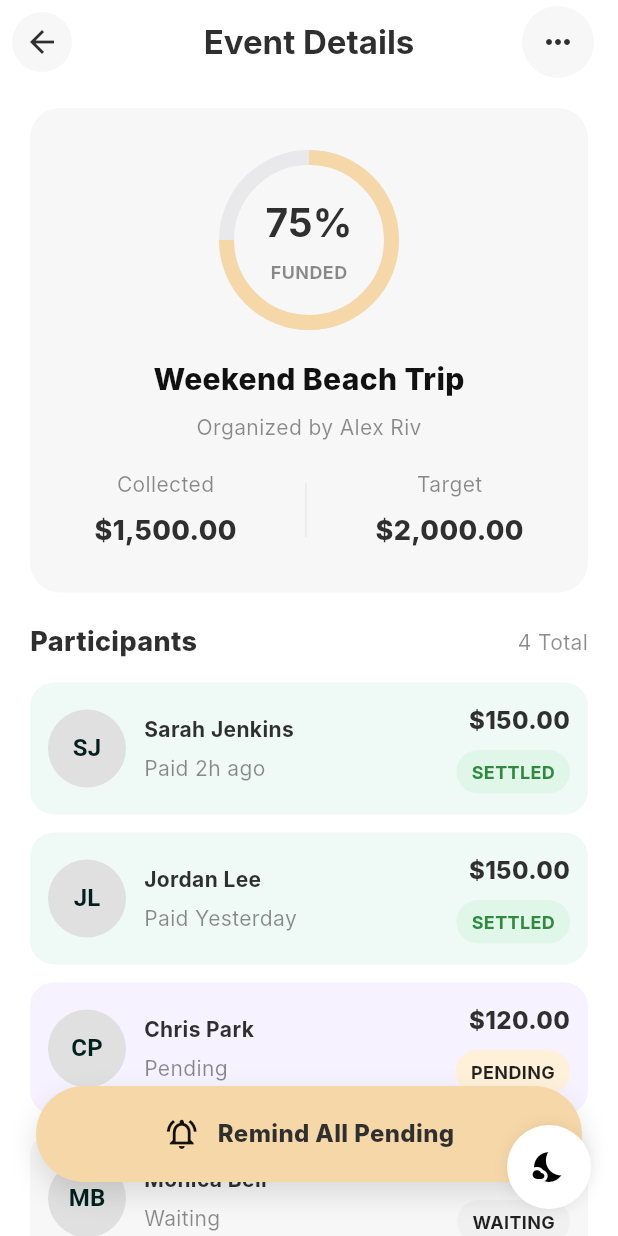
After one commit to akashvadh12/Split-Money, a Flutter app: the WalletEventDetailsScreen screen opened directly, on a phone screen of 412 x 824 dp. The commit adds this screen. Run offline on Flutter 3.47's test engine with Material 3 defaults, Android fonts, the phone set to English and light mode, and no system bars; our stand-ins replace animated_notch_bottom_bar, connectivity_plus, get, lottie, shared_preferences, smooth_page_indicator; accounts and stored records are empty; network calls fail; Roboto replaces fonts that are missing (Inter).

Commit message:
feat: Refactor wallet event management; remove WalletEventBreakdown and WalletEventController, add WalletEventDetails and WalletEventBreakdownScreen

```diff
--- a/lib/app/modules/wallet/wallet_controller.dart
+++ b/lib/app/modules/wallet/wallet_controller.dart
@@ -1,6 +1,6 @@
 import 'package:flutter/material.dart';
 import 'package:get/get.dart';
-import 'package:split_money/app/modules/wallet/wallet_event_breakdown.dart';
+import 'package:split_money/app/modules/wallet/wallet_event_history/wallet_event_breakdown.dart';
 
 // Controller
 class WalletController extends GetxController {
--- /dev/null
+++ b/lib/app/modules/wallet/wallet_event_details.dart
@@ -0,0 +1,395 @@
+import 'package:flutter/material.dart';
+import 'package:get/get.dart';
+import 'wallet_event_details_controller.dart';
+
+class WalletEventDetailsScreen extends StatelessWidget {
+  const WalletEventDetailsScreen({Key? key}) : super(key: key);
+
+  @override
+  Widget build(BuildContext context) {
+    final c = Get.put(WalletEventDetailsController());
+
+    return Scaffold(
+      backgroundColor: Colors.white,
+      appBar: AppBar(
+        backgroundColor: Colors.white,
+        elevation: 0,
+        leading: Padding(
+          padding: const EdgeInsets.all(8.0),
+          child: Container(
+            decoration: BoxDecoration(
+              color: const Color(0xFFF7F7F7),
+              shape: BoxShape.circle,
+            ),
+            child: IconButton(
+              icon: const Icon(Icons.arrow_back, color: Color(0xFF2F2F2F)),
+              onPressed: () => Navigator.of(context).maybePop(),
+            ),
+          ),
+        ),
+        centerTitle: true,
+        title: const Text(
+          'Event Details',
+          style: TextStyle(
+            color: Color(0xFF2F2F2F),
+            fontWeight: FontWeight.w700,
+          ),
+        ),
+        actions: [
+          Padding(
+            padding: const EdgeInsets.only(right: 16.0),
+            child: Container(
+              decoration: BoxDecoration(
+                color: const Color(0xFFF7F7F7),
+                shape: BoxShape.circle,
+              ),
+              child: IconButton(
+                onPressed: () {},
+                icon: const Icon(Icons.more_horiz, color: Color(0xFF2F2F2F)),
+              ),
+            ),
+          ),
+        ],
+      ),
+      body: Stack(
+        children: [
+          SafeArea(
+            child: SingleChildScrollView(
+              padding: const EdgeInsets.symmetric(horizontal: 20, vertical: 16),
+              child: Column(
+                crossAxisAlignment: CrossAxisAlignment.start,
+                children: [
+                  // Top Card
+                  Container(
+                    width: double.infinity,
+                    padding: const EdgeInsets.symmetric(
+                      vertical: 28,
+                      horizontal: 20,
+                    ),
+                    decoration: BoxDecoration(
+                      color: const Color(0xFFF7F7F8),
+                      borderRadius: BorderRadius.circular(20),
+                    ),
+                    child: Column(
+                      children: [
+                        // Circular progress
+                        SizedBox(
+                          height: 120,
+                          child: Stack(
+                            alignment: Alignment.center,
+                            children: [
+                              SizedBox(
+                                width: 110,
+                                height: 110,
+                                child: CircularProgressIndicator(
+                                  value: c.percent,
+                                  strokeWidth: 10,
+                                  backgroundColor: const Color(0xFFE9E9EB),
+                                  valueColor: AlwaysStoppedAnimation(
+                                    const Color(0xFFF6D7A8),
+                                  ),
+                                ),
+                              ),
+                              Obx(
+                                () => Column(
+                                  mainAxisSize: MainAxisSize.min,
+                                  children: [
+                                    Text(
+                                      '${(c.percent * 100).round()}%',
+                                      style: const TextStyle(
+                                        fontSize: 26,
+                                        fontWeight: FontWeight.bold,
+                                        color: Color(0xFF2F2F2F),
+                                      ),
+                                    ),
+                                    const SizedBox(height: 6),
+                                    Text(
+                                      'FUNDED',
+                                      style: TextStyle(
+                                        fontSize: 12,
+                                        color: Colors.black.withOpacity(0.45),
+                                        fontWeight: FontWeight.w700,
+                                      ),
+                                    ),
+                                  ],
+                                ),
+                              ),
+                            ],
+                          ),
+                        ),
+                        const SizedBox(height: 18),
+                        Obx(
+                          () => Column(
+                            children: [
+                              Text(
+                                c.title.value,
+                                style: const TextStyle(
+                                  fontSize: 20,
+                                  fontWeight: FontWeight.w800,
+                                  color: Color(0xFF111111),
+                                ),
+                              ),
+                              const SizedBox(height: 8),
+                              Text(
+                                c.organizer.value,
+                                style: TextStyle(
+                                  fontSize: 14,
+                                  color: Colors.black.withOpacity(0.45),
+                                ),
+                              ),
+                              const SizedBox(height: 18),
+                              Row(
+                                mainAxisAlignment:
+                                    MainAxisAlignment.spaceAround,
+                                children: [
+                                  Column(
+                                    children: [
+                                      Text(
+                                        'Collected',
+                                        style: TextStyle(
+                                          color: Colors.black.withOpacity(0.45),
+                                        ),
+                                      ),
+                                      const SizedBox(height: 8),
+                                      Text(
+                                        '\$${_fmt(c.collected.value)}',
+                                        style: const TextStyle(
+                                          fontSize: 18,
+                                          fontWeight: FontWeight.w800,
+                                        ),
+                                      ),
+                                    ],
+                                  ),
+                                  Container(
+                                    width: 1,
+                                    height: 36,
+                                    color: Colors.black.withOpacity(0.06),
+                                  ),
+                                  Column(
+                                    children: [
+                                      Text(
+                                        'Target',
+                                        style: TextStyle(
+                                          color: Colors.black.withOpacity(0.45),
+                                        ),
+                                      ),
+                                      const SizedBox(height: 8),
+                                      Text(
+                                        '\$${_fmt(c.target.value)}',
+                                        style: const TextStyle(
+                                          fontSize: 18,
+                                          fontWeight: FontWeight.w800,
+                                        ),
+                                      ),
+                                    ],
+                                  ),
+                                ],
+                              ),
+                            ],
+                          ),
+                        ),
+                      ],
+                    ),
+                  ),
+
+                  const SizedBox(height: 20),
+                  // Participants header
+                  Row(
+                    mainAxisAlignment: MainAxisAlignment.spaceBetween,
+                    children: [
+                      const Text(
+                        'Participants',
+                        style: TextStyle(
+                          fontSize: 18,
+                          fontWeight: FontWeight.w800,
+                        ),
+                      ),
+                      Text(
+                        '${c.participants.length} Total',
+                        style: TextStyle(color: Colors.black.withOpacity(0.45)),
+                      ),
+                    ],
+                  ),
+                  const SizedBox(height: 14),
+
+                  // Participant list
+                  Column(
+                    children: List.generate(c.participants.length, (i) {
+                      final p = c.participants[i];
+                      return Padding(
+                        padding: const EdgeInsets.only(bottom: 12.0),
+                        child: Container(
+                          decoration: BoxDecoration(
+                            color: p.status == 'SETTLED'
+                                ? const Color(0xFFEFF9F6)
+                                : (p.status == 'PENDING'
+                                      ? const Color(0xFFF6F2FF)
+                                      : const Color(0xFFF7F7F7)),
+                            borderRadius: BorderRadius.circular(16),
+                          ),
+                          padding: const EdgeInsets.symmetric(
+                            horizontal: 12,
+                            vertical: 14,
+                          ),
+                          child: Row(
+                            children: [
+                              CircleAvatar(
+                                radius: 26,
+                                backgroundColor: Colors.grey.shade300,
+                                child: p.avatarUrl == null
+                                    ? Text(
+                                        p.name
+                                            .split(' ')
+                                            .map((s) => s[0])
+                                            .take(2)
+                                            .join(),
+                                        style: const TextStyle(
+                                          fontWeight: FontWeight.w700,
+                                        ),
+                                      )
+                                    : null,
+                              ),
+                              const SizedBox(width: 12),
+                              Expanded(
+                                child: Column(
+                                  crossAxisAlignment: CrossAxisAlignment.start,
+                                  children: [
+                                    Text(
+                                      p.name,
+                                      style: const TextStyle(
+                                        fontWeight: FontWeight.w700,
+                                      ),
+                                    ),
+                                    const SizedBox(height: 6),
+                                    Text(
+                                      p.timeLabel,
+                                      style: TextStyle(
+                                        color: Colors.black.withOpacity(0.45),
+                                      ),
+                                    ),
+                                  ],
+                                ),
+                              ),
+                              Column(
+                                crossAxisAlignment: CrossAxisAlignment.end,
+                                children: [
+                                  Text(
+                                    '\$${_fmt(p.amount)}',
+                                    style: const TextStyle(
+                                      fontWeight: FontWeight.w800,
+                                      fontSize: 16,
+                                    ),
+                                  ),
+                                  const SizedBox(height: 8),
+                                  Container(
+                                    padding: const EdgeInsets.symmetric(
+                                      horizontal: 10,
+                                      vertical: 6,
+                                    ),
+                                    decoration: BoxDecoration(
+                                      color: p.status == 'SETTLED'
+                                          ? const Color(0xFFDFF6E9)
+                                          : (p.status == 'PENDING'
+                                                ? const Color(0xFFFFF0DA)
+                                                : const Color(0xFFF0F0F0)),
+                                      borderRadius: BorderRadius.circular(30),
+                                    ),
+                                    child: Text(
+                                      p.status,
+                                      style: TextStyle(
+                                        fontSize: 12,
+                                        color: p.status == 'SETTLED'
+                                            ? const Color(0xFF2F8A3E)
+                                            : Colors.black87,
+                                        fontWeight: FontWeight.w700,
+                                      ),
+                                    ),
+                                  ),
+                                ],
+                              ),
+                            ],
+                          ),
+                        ),
+                      );
+                    }),
+                  ),
+
+                  const SizedBox(height: 120),
+                ],
+              ),
+            ),
+          ),
+
+          // Floating remind pill and small circular button
+          Positioned(
+            left: 24,
+            right: 24,
+            bottom: 36,
+            child: GestureDetector(
+              onTap: c.remindAllPending,
+              child: Container(
+                height: 64,
+                decoration: BoxDecoration(
+                  color: const Color(0xFFF6D7A8),
+                  borderRadius: BorderRadius.circular(36),
+                  boxShadow: [
+                    BoxShadow(
+                      color: Colors.black.withOpacity(0.12),
+                      blurRadius: 16,
+                      offset: const Offset(0, 8),
+                    ),
+                  ],
+                ),
+                alignment: Alignment.center,
+                child: Row(
+                  mainAxisAlignment: MainAxisAlignment.center,
+                  children: const [
+                    Icon(
+                      Icons.notifications_active_outlined,
+                      color: Color(0xFF111111),
+                    ),
+                    SizedBox(width: 12),
+                    Text(
+                      'Remind All Pending',
+                      style: TextStyle(
+                        fontWeight: FontWeight.w800,
+                        fontSize: 16,
+                      ),
+                    ),
+                  ],
+                ),
+              ),
+            ),
+          ),
+
+          Positioned(
+            right: 18,
+            bottom: 18,
+            child: Container(
+              width: 56,
+              height: 56,
+              decoration: BoxDecoration(
+                color: Colors.white,
+                shape: BoxShape.circle,
+                boxShadow: [
+                  BoxShadow(
+                    color: Colors.black.withOpacity(0.08),
+                    blurRadius: 8,
+                  ),
+                ],
+              ),
+              child: IconButton(
+                onPressed: () {},
+                icon: const Icon(Icons.nights_stay),
+              ),
+            ),
+          ),
+        ],
+      ),
+    );
+  }
+
+  String _fmt(double v) => v
+      .toStringAsFixed(2)
+      .replaceAllMapped(RegExp(r"\B(?=(\d{3})+(?!\d))"), (m) => ',');
+}
--- /dev/null
+++ b/lib/app/modules/wallet/wallet_event_details_controller.dart
@@ -0,0 +1,70 @@
+import 'package:get/get.dart';
+
+class Participant {
+  final String name;
+  final String? avatarUrl;
+  final double amount;
+  final String status; // 'SETTLED', 'PENDING', 'WAITING'
+  final String timeLabel;
+
+  Participant({
+    required this.name,
+    this.avatarUrl,
+    required this.amount,
+    required this.status,
+    required this.timeLabel,
+  });
+}
+
+class WalletEventDetailsController extends GetxController {
+  final title = 'Weekend Beach Trip'.obs;
+  final organizer = 'Organized by Alex Riv'.obs;
+  final collected = 1500.0.obs;
+  final target = 2000.0.obs;
+
+  double get percent =>
+      (collected.value / (target.value == 0 ? 1 : target.value)).clamp(
+        0.0,
+        1.0,
+      );
+
+  final participants = <Participant>[
+    Participant(
+      name: 'Sarah Jenkins',
+      avatarUrl: null,
+      amount: 150.0,
+      status: 'SETTLED',
+      timeLabel: 'Paid 2h ago',
+    ),
+    Participant(
+      name: 'Jordan Lee',
+      avatarUrl: null,
+      amount: 150.0,
+      status: 'SETTLED',
+      timeLabel: 'Paid Yesterday',
+    ),
+    Participant(
+      name: 'Chris Park',
+      avatarUrl: null,
+      amount: 120.0,
+      status: 'PENDING',
+      timeLabel: 'Pending',
+    ),
+    Participant(
+      name: 'Monica Bell',
+      avatarUrl: null,
+      amount: 80.0,
+      status: 'WAITING',
+      timeLabel: 'Waiting',
+    ),
+  ].obs;
+
+  void remindAllPending() {
+    final pending = participants.where((p) => p.status != 'SETTLED').length;
+    Get.snackbar(
+      'Reminders sent',
+      'Reminded $pending pending participants',
+      snackPosition: SnackPosition.BOTTOM,
+    );
+  }
+}
--- a/lib/app/modules/wallet/wallet_event_breakdown.dart
+++ b/lib/app/modules/wallet/wallet_event_history/wallet_event_breakdown.dart
@@ -1,5 +1,6 @@
 import 'package:flutter/material.dart';
 import 'package:get/get.dart';
+import 'package:split_money/app/modules/wallet/wallet_event_details.dart';
 import 'wallet_event_controller.dart';
 
 class WalletEventBreakdownScreen extends StatelessWidget {
@@ -134,7 +135,8 @@ class WalletEventBreakdownScreen extends StatelessWidget {
                     return Padding(
                       padding: const EdgeInsets.symmetric(vertical: 12),
                       child: GestureDetector(
-                        onTap: () => controller.onEventTap(e),
+                        onTap: () =>  Get.to(WalletEventDetailsScreen()),
+                        // onTap: () => controller.onEventTap(e),
                         child: Container(
                           decoration: BoxDecoration(
                             color: bgColor,
--- a/lib/app/modules/wallet/wallet_event_controller.dart
+++ b/lib/app/modules/wallet/wallet_event_history/wallet_event_controller.dart
@@ -1,4 +1,5 @@
 import 'package:get/get.dart';
+import 'package:split_money/app/modules/wallet/wallet_event_history/wallet_event_breakdown.dart';
 
 class WalletEvent {
   final String dateLabel; // e.g. 'JULY, 14 SAT'
@@ -59,10 +60,11 @@ class WalletEventController extends GetxController {
 
   void onEventTap(WalletEvent event) {
     // placeholder action
-    Get.snackbar(
-      'Event',
-      'Tapped "${event.title}"',
-      snackPosition: SnackPosition.BOTTOM,
-    );
+    Get.to(WalletEventBreakdownScreen());
+    // Get.snackbar(
+    //   'Event',
+    //   'Tapped "${event.title}"',
+    //   snackPosition: SnackPosition.BOTTOM,
+    // );
   }
 }
```
